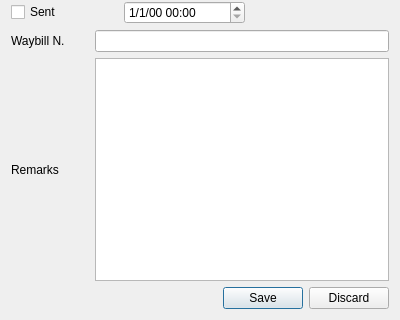
Before: the Qt Designer form accounting_sql/dialog_edit.ui in streamx3/ltr-acc, drawn with Qt 5; both pictures show x 0 to 400 and y 154 to 474 of the 400 by 474 pixel window.
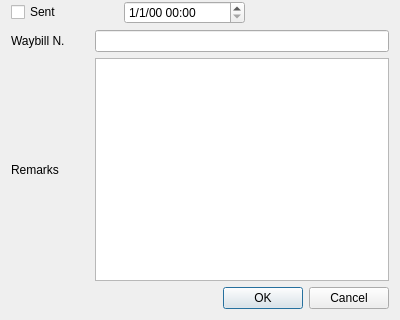
After: the same form once the commit is applied. Icons and pictures are not drawn.

The edit to the form file:
```diff
--- a/accounting_sql/dialog_edit.ui
+++ b/accounting_sql/dialog_edit.ui
@@ -152,7 +152,7 @@
       <enum>Qt::Horizontal</enum>
      </property>
      <property name="standardButtons">
-      <set>QDialogButtonBox::Discard|QDialogButtonBox::Save</set>
+      <set>QDialogButtonBox::Cancel|QDialogButtonBox::Ok</set>
      </property>
     </widget>
    </item>
```
Left out of the diff: 10 changed lines with no effect on the pictures.
